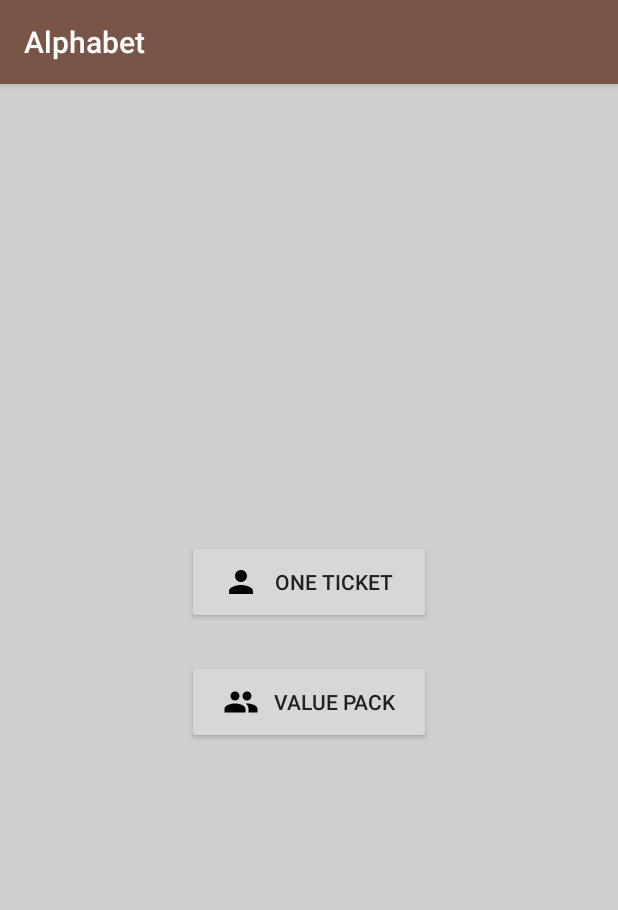
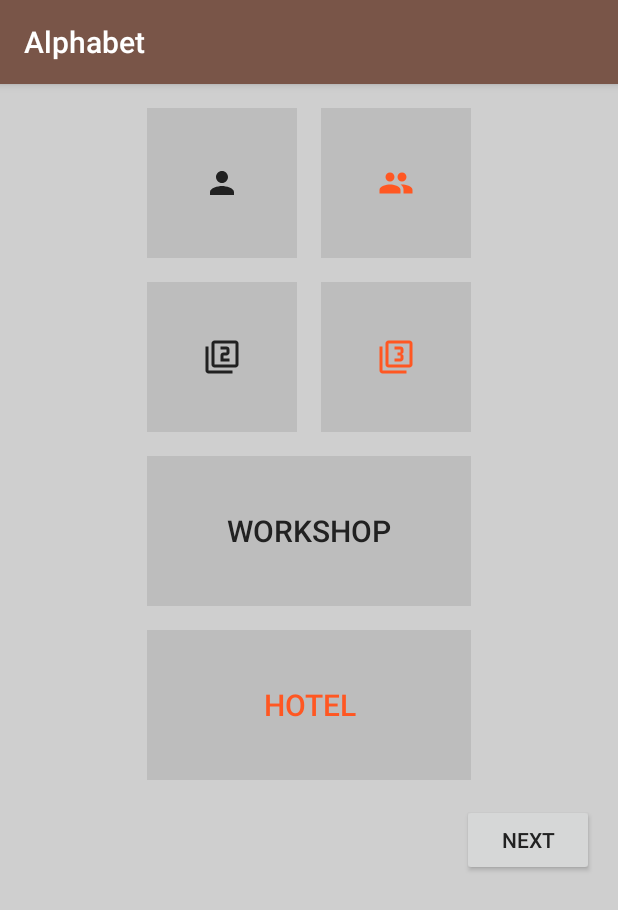
Before and after one commit to laszlourszuly/Alphabet, an Android app: the screen it shows after launch (TicketActivity), on a phone screen of 412 x 824 dp. Shown: the top 910 px of the screen. Run offline under Robolectric (Android 15) with nearby library versions, the phone set to English and light mode, and no system bars.

Commit message:
Refactor ticket view

```diff
--- a/app/src/main/java/com/jayway/alphabet/FragmentNavigationListener.java
+++ /dev/null
@@ -1,12 +0,0 @@
-package com.jayway.alphabet;
-
-/**
- * This interface describes how fragments can deliver navigation requests from
- * the user to their corresponding Activity. It helps isolating the navigation
- * concern in the Activity.
- */
-public interface FragmentNavigationListener {
-
-    void onNavigationRequest(int touchedViewId);
-
-}
--- a/app/src/main/java/com/jayway/alphabet/screen/tickets/OfferingFragment.java
+++ /dev/null
@@ -1,51 +0,0 @@
-package com.jayway.alphabet.screen.tickets;
-
-import android.content.Context;
-import android.os.Bundle;
-import android.support.annotation.Nullable;
-import android.support.v4.app.Fragment;
-import android.view.LayoutInflater;
-import android.view.View;
-import android.view.ViewGroup;
-import android.widget.Button;
-
-import com.jayway.alphabet.FragmentNavigationListener;
-import com.jayway.alphabet.R;
-
-/**
- * This Fragment is responsible for showing the different conference offerings
- * to the user, reporting any user interaction up to the parent Activity.
- */
-public class OfferingFragment extends Fragment {
-
-    private FragmentNavigationListener navigationListener;
-
-
-    @Override
-    public void onAttach(Context context) {
-        super.onAttach(context);
-        try {
-            navigationListener = (FragmentNavigationListener) context;
-        } catch (Exception e) {
-            throw new IllegalStateException("Make sure you activity implements the " +
-                    "'FragmentNavigationListener' interface");
-        }
-    }
-
-    @Nullable
-    @Override
-    public View onCreateView(LayoutInflater inflater, @Nullable ViewGroup container, @Nullable Bundle savedInstanceState) {
-        View view = inflater.inflate(R.layout.fragment_onboarding_offering, container, false);
-        View.OnClickListener clickListener = button -> navigationListener.onNavigationRequest(button.getId());
-
-        Button oneTicket = view.findViewById(R.id.one_ticket);
-        oneTicket.setOnClickListener(clickListener);
-
-        Button valuePack = view.findViewById(R.id.value_pack);
-        valuePack.setOnClickListener(clickListener);
-
-
-        return view;
-    }
-
-}
--- a/app/src/main/java/com/jayway/alphabet/screen/tickets/OneTicketFragment.java
+++ /dev/null
@@ -1,40 +0,0 @@
-package com.jayway.alphabet.screen.tickets;
-
-import android.content.Context;
-import android.os.Bundle;
-import android.support.annotation.Nullable;
-import android.support.v4.app.Fragment;
-import android.view.LayoutInflater;
-import android.view.View;
-import android.view.ViewGroup;
-
-import com.jayway.alphabet.FragmentNavigationListener;
-import com.jayway.alphabet.R;
-
-/**
- * This fragment is responsible for showing the one-ticket offering to the user,
- * reporting any user interaction up to the parent Activity.
- */
-public class OneTicketFragment extends Fragment {
-
-    private FragmentNavigationListener navigationListener;
-
-
-    @Override
-    public void onAttach(Context context) {
-        super.onAttach(context);
-        try {
-            navigationListener = (FragmentNavigationListener) context;
-        } catch (Exception e) {
-            throw new IllegalStateException("Make sure you activity implements the " +
-                    "'FragmentNavigationListener' interface");
-        }
-    }
-
-    @Nullable
-    @Override
-    public View onCreateView(LayoutInflater inflater, @Nullable ViewGroup container, @Nullable Bundle savedInstanceState) {
-        return inflater.inflate(R.layout.fragment_onboarding_offering_oneticket, container, false);
-    }
-
-}
--- a/app/src/main/java/com/jayway/alphabet/screen/tickets/TicketActivity.java
+++ b/app/src/main/java/com/jayway/alphabet/screen/tickets/TicketActivity.java
@@ -3,69 +3,129 @@ package com.jayway.alphabet.screen.tickets;
 import android.content.Context;
 import android.content.Intent;
 import android.os.Bundle;
-import android.support.v4.app.Fragment;
 import android.support.v7.app.AppCompatActivity;
+import android.widget.Button;
+import android.widget.ImageButton;
 
-import com.jayway.alphabet.FragmentNavigationListener;
 import com.jayway.alphabet.R;
 import com.jayway.alphabet.screen.register.RegisterActivity;
 import com.jayway.alphabet.tracking.FirebaseTracker;
-
 
 /**
  * This Activity is responsible for orchestrating the on-boarding navigation
  * flow.
  */
-public class TicketActivity extends AppCompatActivity implements FragmentNavigationListener {
+public class TicketActivity extends AppCompatActivity {
 
-    @Override
-    protected void onCreate(Bundle savedInstanceState) {
-        super.onCreate(savedInstanceState);
-        setContentView(R.layout.activity_onboarding);
-        setSupportActionBar(findViewById(R.id.my_toolbar));
-
-        // This should be a static initial view, hence not adding
-        // it to the back stack.
-        getSupportFragmentManager()
-                .beginTransaction()
-                .replace(R.id.fragment_container,
-                        new OfferingFragment())
-                .commit();
-    }
-
-    @Override
-    public void onNavigationRequest(int touchedViewId) {
-        switch (touchedViewId) {
-            case R.id.one_ticket:
-                FirebaseTracker.getInstance().send("ONBOARDING.ONE_TICKET_BUTTON");
-                RegisterActivity.showActivity(this, 1);
-                break;
-            case R.id.value_pack:
-                FirebaseTracker.getInstance().send("ONBOARDING.ONE_TICKET_BUTTON");
-                RegisterActivity.showActivity(this, 2);
-                break;
-
-
-            default:
-                // Don't do anything
-                break;
-        }
-    }
-
-
-    private void navigateTo(Fragment fragment) {
-        if (fragment == null)
-            return;
-
-        getSupportFragmentManager()
-                .beginTransaction()
-                .replace(R.id.fragment_container, fragment)
-                .addToBackStack(null)
-                .commit();
-    }
 
     public static void start(Context context) {
         Intent starter = new Intent(context, TicketActivity.class);
         context.startActivity(starter);
     }
+
+
+    private ImageButton oneTicket;
+    private ImageButton valuePack;
+    private ImageButton twoDays;
+    private ImageButton threeDays;
+    private Button workshop;
+    private Button firstTwoDays;
+    private Button lastTwoDays;
+    private Button hotel;
+    private Button next;
+
+
+    @Override
+    protected void onCreate(Bundle savedInstanceState) {
+        super.onCreate(savedInstanceState);
+        setContentView(R.layout.activity_ticket);
+        setSupportActionBar(findViewById(R.id.my_toolbar));
+
+        oneTicket = findViewById(R.id.one_ticket);
+        oneTicket.setOnClickListener(v -> {
+            FirebaseTracker.getInstance().send("ONE_TICKET_BUTTON");
+            pickOneTicket();
+        });
+
+        valuePack = findViewById(R.id.value_pack);
+        valuePack.setOnClickListener(v -> {
+            FirebaseTracker.getInstance().send("MULTI_TICKET_BUTTON");
+            pickValuePack();
+        });
+
+        twoDays = findViewById(R.id.two_days);
+        twoDays.setOnClickListener(v -> {
+            FirebaseTracker.getInstance().send("TWO_DAYS_BUTTON");
+            twoDays.setSelected(!twoDays.isSelected());
+        });
+
+        threeDays = findViewById(R.id.three_days);
+        threeDays.setOnClickListener(v -> {
+            FirebaseTracker.getInstance().send("THREE_DAYS_BUTTON");
+            threeDays.setSelected(!threeDays.isSelected());
+        });
+
+        workshop = findViewById(R.id.workshop);
+        workshop.setOnClickListener(v -> {
+            FirebaseTracker.getInstance().send("WORKSHOP_BUTTON");
+            workshop.setSelected(!workshop.isSelected());
+        });
+
+        firstTwoDays = findViewById(R.id.first_two_days);
+        firstTwoDays.setOnClickListener(v -> {
+            FirebaseTracker.getInstance().send("FIRST_TWO_DAYS_BUTTON");
+            firstTwoDays.setSelected(!firstTwoDays.isSelected());
+        });
+
+        lastTwoDays = findViewById(R.id.last_two_days);
+        lastTwoDays.setOnClickListener(v -> {
+            FirebaseTracker.getInstance().send("LAST_TWO_DAYS_BUTTON");
+            lastTwoDays.setSelected(!lastTwoDays.isSelected());
+        });
+
+        hotel = findViewById(R.id.hotel);
+        hotel.setOnClickListener(v -> {
+            FirebaseTracker.getInstance().send("HOTEL_BUTTON");
+            hotel.setSelected(!hotel.isSelected());
+        });
+
+        next = findViewById(R.id.next);
+        next.setOnClickListener(v -> {
+            int attendees = 0;
+            if (oneTicket.isSelected())
+                attendees = 1;
+            if (valuePack.isSelected())
+                attendees = 2;
+
+            RegisterActivity.showActivity(this, attendees);
+        });
+
+        pickValuePack();
+    }
+
+    private void pickOneTicket() {
+        oneTicket.setSelected(true);
+        valuePack.setSelected(false);
+        twoDays.setSelected(false);
+        twoDays.setEnabled(true);
+        threeDays.setSelected(true);
+        threeDays.setEnabled(true);
+        workshop.setSelected(true);
+        workshop.setEnabled(true);
+        hotel.setSelected(true);
+        hotel.setEnabled(true);
+    }
+
+    private void pickValuePack() {
+        oneTicket.setSelected(false);
+        valuePack.setSelected(true);
+        twoDays.setSelected(false);
+        twoDays.setEnabled(false);
+        threeDays.setSelected(true);
+        threeDays.setEnabled(false);
+        workshop.setSelected(false);
+        workshop.setEnabled(false);
+        hotel.setSelected(true);
+        hotel.setEnabled(false);
+    }
 }
--- a/app/src/main/java/com/jayway/alphabet/screen/tickets/ValuePackFragment.java
+++ /dev/null
@@ -1,40 +0,0 @@
-package com.jayway.alphabet.screen.tickets;
-
-import android.content.Context;
-import android.os.Bundle;
-import android.support.annotation.Nullable;
-import android.support.v4.app.Fragment;
-import android.view.LayoutInflater;
-import android.view.View;
-import android.view.ViewGroup;
-
-import com.jayway.alphabet.FragmentNavigationListener;
-import com.jayway.alphabet.R;
-
-/**
- * This fragment is responsible for showing the value-pack offering to the user,
- * reporting any user interaction up to the parent Activity.
- */
-public class ValuePackFragment extends Fragment {
-
-    private FragmentNavigationListener navigationListener;
-
-
-    @Override
-    public void onAttach(Context context) {
-        super.onAttach(context);
-        try {
-            navigationListener = (FragmentNavigationListener) context;
-        } catch (Exception e) {
-            throw new IllegalStateException("Make sure you activity implements the " +
-                    "'FragmentNavigationListener' interface");
-        }
-    }
-
-    @Nullable
-    @Override
-    public View onCreateView(LayoutInflater inflater, @Nullable ViewGroup container, @Nullable Bundle savedInstanceState) {
-        return inflater.inflate(R.layout.fragment_onboarding_offering_valuepack, container, false);
-    }
-
-}
--- /dev/null
+++ b/app/src/main/res/color/selector_accent.xml
@@ -0,0 +1,5 @@
+<?xml version="1.0" encoding="utf-8"?>
+<selector xmlns:android="http://schemas.android.com/apk/res/android">
+    <item android:color="@color/accent" android:state_selected="true"/>
+    <item android:color="@color/primary_text"/>
+</selector>
--- /dev/null
+++ b/app/src/main/res/drawable/ic_filter_2_black_24dp.xml
@@ -0,0 +1,9 @@
+<vector xmlns:android="http://schemas.android.com/apk/res/android"
+        android:width="24dp"
+        android:height="24dp"
+        android:viewportWidth="24.0"
+        android:viewportHeight="24.0">
+    <path
+        android:fillColor="#FF000000"
+        android:pathData="M3,5L1,5v16c0,1.1 0.9,2 2,2h16v-2L3,21L3,5zM21,1L7,1c-1.1,0 -2,0.9 -2,2v14c0,1.1 0.9,2 2,2h14c1.1,0 2,-0.9 2,-2L23,3c0,-1.1 -0.9,-2 -2,-2zM21,17L7,17L7,3h14v14zM17,13h-4v-2h2c1.1,0 2,-0.89 2,-2L17,7c0,-1.11 -0.9,-2 -2,-2h-4v2h4v2h-2c-1.1,0 -2,0.89 -2,2v4h6v-2z"/>
+</vector>
--- /dev/null
+++ b/app/src/main/res/drawable/ic_filter_3_black_24dp.xml
@@ -0,0 +1,9 @@
+<vector xmlns:android="http://schemas.android.com/apk/res/android"
+        android:width="24dp"
+        android:height="24dp"
+        android:viewportWidth="24.0"
+        android:viewportHeight="24.0">
+    <path
+        android:fillColor="#FF000000"
+        android:pathData="M21,1L7,1c-1.1,0 -2,0.9 -2,2v14c0,1.1 0.9,2 2,2h14c1.1,0 2,-0.9 2,-2L23,3c0,-1.1 -0.9,-2 -2,-2zM21,17L7,17L7,3h14v14zM3,5L1,5v16c0,1.1 0.9,2 2,2h16v-2L3,21L3,5zM17,13v-1.5c0,-0.83 -0.67,-1.5 -1.5,-1.5 0.83,0 1.5,-0.67 1.5,-1.5L17,7c0,-1.11 -0.9,-2 -2,-2h-4v2h4v2h-2v2h2v2h-4v2h4c1.1,0 2,-0.89 2,-2z"/>
+</vector>
--- a/app/src/main/res/layout/activity_onboarding.xml
+++ /dev/null
@@ -1,19 +0,0 @@
-<?xml version="1.0" encoding="utf-8"?>
-<android.support.design.widget.CoordinatorLayout
-    xmlns:android="http://schemas.android.com/apk/res/android"
-    xmlns:app="http://schemas.android.com/apk/res-auto"
-    xmlns:tools="http://schemas.android.com/tools"
-    android:layout_width="match_parent"
-    android:layout_height="match_parent"
-    android:fitsSystemWindows="true"
-    tools:context="com.jayway.alphabet.MainActivity">
-
-    <include layout="@layout/layout_toolbar"/>
-
-    <FrameLayout
-        android:id="@+id/fragment_container"
-        android:layout_width="match_parent"
-        android:layout_height="match_parent"
-        app:layout_behavior="@string/appbar_scrolling_view_behavior"/>
-
-</android.support.design.widget.CoordinatorLayout>
--- /dev/null
+++ b/app/src/main/res/layout/activity_ticket.xml
@@ -0,0 +1,171 @@
+<?xml version="1.0" encoding="utf-8"?>
+<android.support.design.widget.CoordinatorLayout
+    xmlns:android="http://schemas.android.com/apk/res/android"
+    xmlns:app="http://schemas.android.com/apk/res-auto"
+    android:layout_width="match_parent"
+    android:layout_height="match_parent"
+    android:fitsSystemWindows="true">
+
+    <include layout="@layout/layout_toolbar"/>
+
+    <android.support.v4.widget.NestedScrollView
+        android:id="@+id/fragment_container"
+        android:layout_width="match_parent"
+        android:layout_height="match_parent"
+        android:fillViewport="true"
+        app:layout_behavior="@string/appbar_scrolling_view_behavior">
+
+        <LinearLayout
+            android:layout_width="match_parent"
+            android:layout_height="wrap_content"
+            android:layout_marginTop="8dp"
+            android:orientation="vertical">
+
+            <LinearLayout
+                android:layout_width="wrap_content"
+                android:layout_height="wrap_content"
+                android:layout_gravity="center_horizontal"
+                android:orientation="horizontal">
+
+                <ImageButton
+                    android:id="@+id/one_ticket"
+                    android:layout_width="100dp"
+                    android:layout_height="100dp"
+                    android:layout_margin="8dp"
+                    android:background="@color/divider"
+                    android:tint="@color/selector_accent"
+                    app:srcCompat="@drawable/ic_dude"/>
+
+                <ImageButton
+                    android:id="@+id/value_pack"
+                    android:layout_width="100dp"
+                    android:layout_height="100dp"
+                    android:layout_margin="8dp"
+                    android:background="@color/divider"
+                    android:tint="@color/selector_accent"
+                    app:srcCompat="@drawable/ic_dudes"/>
+
+            </LinearLayout>
+
+            <LinearLayout
+                android:layout_width="wrap_content"
+                android:layout_height="wrap_content"
+                android:layout_gravity="center_horizontal"
+                android:orientation="horizontal">
+
+                <ImageButton
+                    android:id="@+id/two_days"
+                    android:layout_width="100dp"
+                    android:layout_height="100dp"
+                    android:layout_margin="8dp"
+                    android:background="@color/divider"
+                    android:padding="30dp"
+                    android:tint="@color/selector_accent"
+                    app:srcCompat="@drawable/ic_two_days"/>
+
+                <ImageButton
+                    android:id="@+id/three_days"
+                    android:layout_width="100dp"
+                    android:layout_height="100dp"
+                    android:layout_margin="8dp"
+                    android:background="@color/divider"
+                    android:padding="30dp"
+                    android:tint="@color/selector_accent"
+                    app:srcCompat="@drawable/ic_three_days"/>
+
+            </LinearLayout>
+
+            <LinearLayout
+                android:layout_width="wrap_content"
+                android:layout_height="wrap_content"
+                android:layout_gravity="center_horizontal"
+                android:orientation="vertical">
+
+                <Button
+                    android:id="@+id/workshop"
+                    android:layout_width="216dp"
+                    android:layout_height="100dp"
+                    android:layout_gravity="center_horizontal"
+                    android:layout_marginEnd="8dp"
+                    android:layout_marginStart="8dp"
+                    android:layout_marginTop="8dp"
+                    android:background="@color/divider"
+                    android:gravity="center"
+                    android:text="@string/workshop"
+                    android:textAllCaps="true"
+                    android:textAppearance="@style/TextAppearance.AppCompat.Title"
+                    android:textColor="@color/selector_accent"/>
+
+                <LinearLayout
+                    android:layout_width="match_parent"
+                    android:layout_height="wrap_content"
+                    android:layout_marginEnd="8dp"
+                    android:layout_marginStart="8dp"
+                    android:background="@color/divider"
+                    android:orientation="horizontal"
+                    android:visibility="gone">
+
+                    <Button
+                        android:id="@+id/first_two_days"
+                        android:layout_width="0dp"
+                        android:layout_height="wrap_content"
+                        android:layout_gravity="center"
+                        android:layout_weight="1"
+                        android:gravity="center"
+                        android:text="Mon + Tue"
+                        android:textAllCaps="true"
+                        android:textAppearance="@style/TextAppearance.AppCompat.Caption"
+                        android:textColor="@color/selector_accent"/>
+
+                    <View
+                        android:layout_width="1dp"
+                        android:layout_height="16dp"
+                        android:layout_gravity="center_vertical"
+                        android:background="@color/primary_text"
+                        android:paddingBottom="4dp"
+                        android:paddingTop="4dp"/>
+
+                    <Button
+                        android:id="@+id/last_two_days"
+                        android:layout_width="0dp"
+                        android:layout_height="wrap_content"
+                        android:layout_gravity="center"
+                        android:layout_weight="1"
+                        android:gravity="center"
+                        android:text="Tue + Wed"
+                        android:textAllCaps="true"
+                        android:textAppearance="@style/TextAppearance.AppCompat.Caption"
+                        android:textColor="@color/selector_accent"/>
+
+                </LinearLayout>
+
+            </LinearLayout>
+
+            <Button
+                android:id="@+id/hotel"
+                android:layout_width="216dp"
+                android:layout_height="100dp"
+                android:layout_gravity="center_horizontal"
+                android:layout_marginEnd="8dp"
+                android:layout_marginStart="8dp"
+                android:layout_marginTop="16dp"
+                android:background="@color/divider"
+                android:gravity="center"
+                android:text="@string/hotel"
+                android:textAllCaps="true"
+                android:textAppearance="@style/TextAppearance.AppCompat.Title"
+                android:textColor="@color/selector_accent"/>
+
+            <Button
+                android:id="@+id/next"
+                android:layout_width="wrap_content"
+                android:layout_height="wrap_content"
+                android:layout_gravity="end"
+                android:layout_margin="16dp"
+                android:text="Next"/>
+
+        </LinearLayout>
+
+    </android.support.v4.widget.NestedScrollView>
+
+</android.support.design.widget.CoordinatorLayout>
--- a/app/src/main/res/layout/fragment_onboarding_offering.xml
+++ /dev/null
@@ -1,43 +0,0 @@
-<?xml version="1.0" encoding="utf-8"?>
-<android.support.v4.widget.NestedScrollView
-    xmlns:android="http://schemas.android.com/apk/res/android"
-    android:layout_width="match_parent"
-    android:layout_height="match_parent">
-
-    <LinearLayout
-        android:layout_width="wrap_content"
-        android:layout_height="wrap_content"
-        android:layout_gravity="center"
-        android:orientation="vertical">
-
-        <Button
-            android:id="@+id/one_ticket"
-            android:layout_width="match_parent"
-            android:layout_height="wrap_content"
-            android:layout_marginBottom="24dp"
-            android:drawablePadding="10dp"
-            android:drawableStart="@drawable/ic_dude"
-            android:paddingBottom="16dp"
-            android:paddingEnd="24dp"
-            android:paddingStart="24dp"
-            android:paddingTop="16dp"
-            android:text="@string/one_ticket"/>
-
-        <Button
-            android:id="@+id/value_pack"
-            android:layout_width="match_parent"
-            android:layout_height="wrap_content"
-            android:layout_marginBottom="24dp"
-            android:drawablePadding="10dp"
-            android:drawableStart="@drawable/ic_dudes"
-            android:paddingBottom="16dp"
-            android:paddingEnd="24dp"
-            android:paddingStart="24dp"
-            android:paddingTop="16dp"
-            android:text="@string/value_pack"/>
-
-
-
-    </LinearLayout>
-
-</android.support.v4.widget.NestedScrollView>
--- a/app/src/main/res/layout/fragment_onboarding_offering_oneticket.xml
+++ /dev/null
@@ -1,15 +0,0 @@
-<?xml version="1.0" encoding="utf-8"?>
-<FrameLayout
-    xmlns:android="http://schemas.android.com/apk/res/android"
-    android:layout_width="match_parent"
-    android:layout_height="match_parent">
-
-    <TextView
-        android:layout_width="wrap_content"
-        android:layout_height="wrap_content"
-        android:layout_gravity="center"
-        android:layout_margin="16dp"
-        android:paddingBottom="32dp"
-        android:text="One Ticket Offering"/>
-
-</FrameLayout>
--- a/app/src/main/res/layout/fragment_onboarding_offering_valuepack.xml
+++ /dev/null
@@ -1,15 +0,0 @@
-<?xml version="1.0" encoding="utf-8"?>
-<FrameLayout
-    xmlns:android="http://schemas.android.com/apk/res/android"
-    android:layout_width="match_parent"
-    android:layout_height="match_parent">
-
-    <TextView
-        android:layout_width="wrap_content"
-        android:layout_height="wrap_content"
-        android:layout_gravity="center"
-        android:layout_margin="16dp"
-        android:paddingBottom="32dp"
-        android:text="Value Pack Offering"/>
-
-</FrameLayout>
--- a/app/src/main/res/values/drawables.xml
+++ b/app/src/main/res/values/drawables.xml
@@ -2,4 +2,6 @@
 <resources>
     <drawable name="ic_dude">@drawable/ic_person_black_24px</drawable>
     <drawable name="ic_dudes">@drawable/ic_people_black_24px</drawable>
+    <drawable name="ic_two_days">@drawable/ic_filter_2_black_24dp</drawable>
+    <drawable name="ic_three_days">@drawable/ic_filter_3_black_24dp</drawable>
 </resources>
--- a/app/src/main/res/values/strings.xml
+++ b/app/src/main/res/values/strings.xml
@@ -2,4 +2,6 @@
     <string name="app_name">Alphabet</string>
     <string name="one_ticket">One ticket</string>
     <string name="value_pack">Value pack</string>
+    <string name="workshop">Workshop</string>
+    <string name="hotel">Hotel</string>
 </resources>
```
